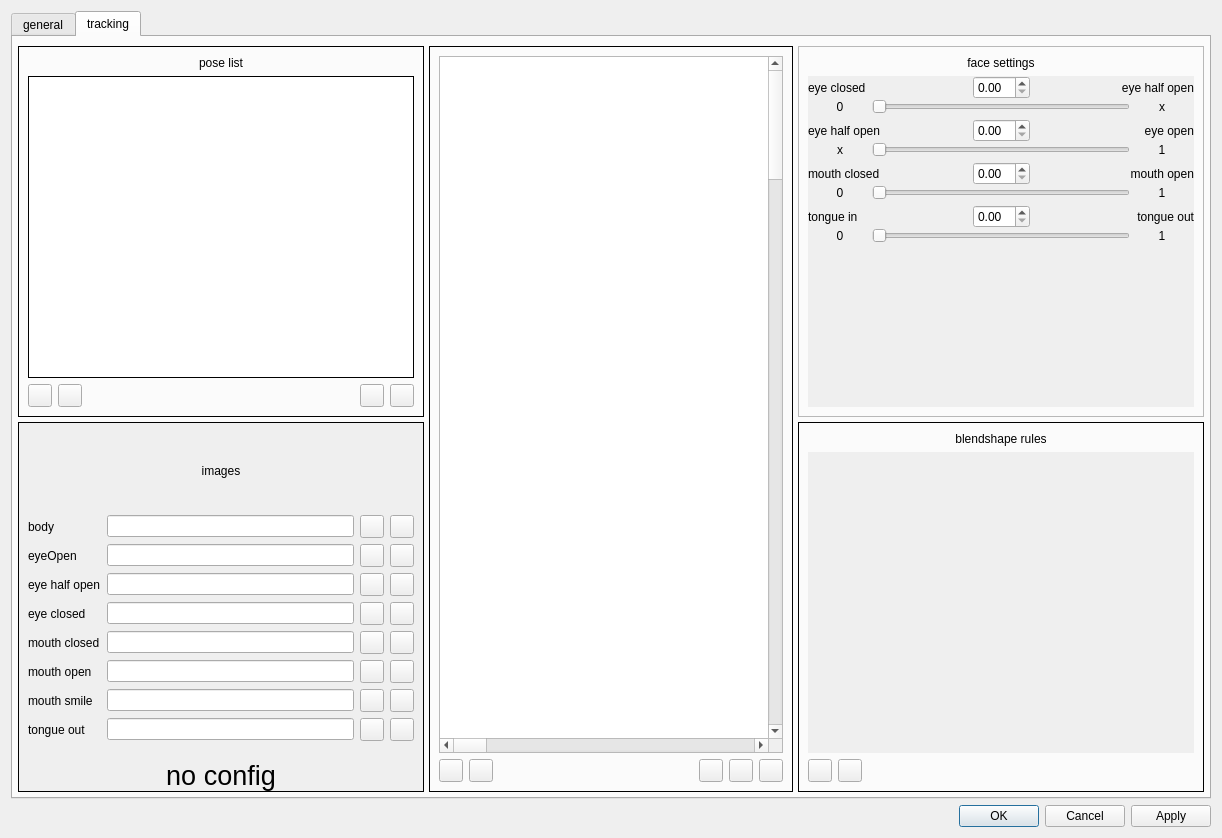
ashmanix/ashmanix-moveface-obs-plugin, file src/ui/settings-dialog/FaceTrackerDialog.ui: the form before one commit.
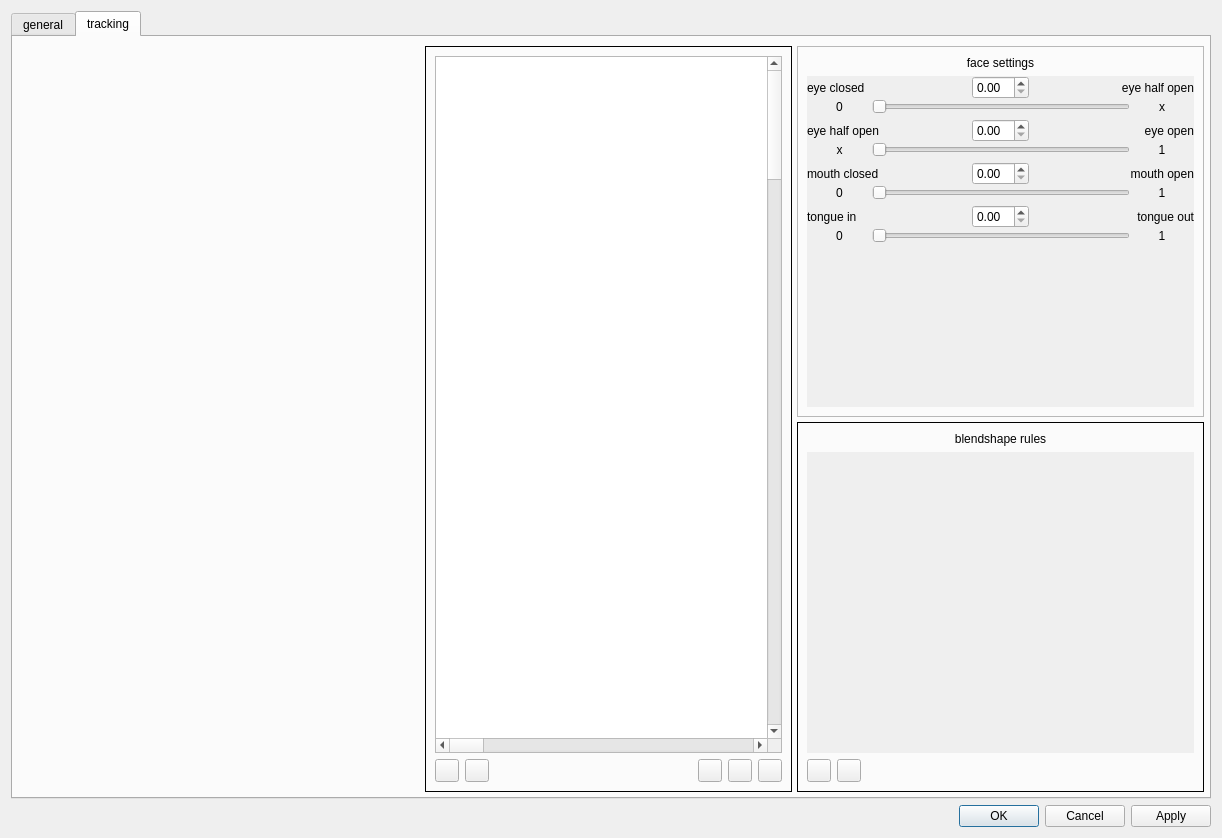
The form after the commit. Custom widgets are drawn as their Qt base class.

Commit message: Image url widget now seperated

What changed in the file:
```diff
--- a/src/ui/settings-dialog/FaceTrackerDialog.ui
+++ b/src/ui/settings-dialog/FaceTrackerDialog.ui
@@ -315,7 +315,7 @@
              <number>0</number>
             </property>
             <item>
-             <layout class="QVBoxLayout" name="verticalLayout_12" stretch="1,1">
+             <layout class="QVBoxLayout" name="poseVerticalLayout" stretch="">
               <property name="spacing">
                <number>5</number>
               </property>
@@ -325,518 +325,6 @@
               <property name="bottomMargin">
                <number>0</number>
               </property>
-              <item>
-               <widget class="QFrame" name="poseListFrame">
-                <property name="frameShape">
-                 <enum>QFrame::Box</enum>
-                </property>
-                <layout class="QVBoxLayout" name="verticalLayout_6">
-                 <item>
-                  <widget class="QLabel" name="poseListLabel">
-                   <property name="text">
-                    <string>pose list</string>
-                   </property>
-                   <property name="alignment">
-                    <set>Qt::AlignCenter</set>
-                   </property>
-                  </widget>
-                 </item>
-                 <item>
-                  <widget class="QListView" name="poseListView">
-                   <property name="sizePolicy">
-                    <sizepolicy hsizetype="MinimumExpanding" vsizetype="Expanding">
-                     <horstretch>0</horstretch>
-                     <verstretch>0</verstretch>
-                    </sizepolicy>
-                   </property>
-                   <property name="minimumSize">
-                    <size>
-                     <width>150</width>
-                     <height>0</height>
-                    </size>
-                   </property>
-                   <property name="font">
-                    <font>
-                     <pointsize>18</pointsize>
-                    </font>
-                   </property>
-                   <property name="autoFillBackground">
-                    <bool>true</bool>
-                   </property>
-                   <property name="frameShape">
-                    <enum>QFrame::Panel</enum>
-                   </property>
-                   <property name="frameShadow">
-                    <enum>QFrame::Plain</enum>
-                   </property>
-                   <property name="editTriggers">
-                    <set>QAbstractItemView::DoubleClicked|QAbstractItemView::EditKeyPressed</set>
-                   </property>
-                   <property name="dragEnabled">
-                    <bool>true</bool>
-                   </property>
-                   <property name="dragDropMode">
-                    <enum>QAbstractItemView::InternalMove</enum>
-                   </property>
-                   <property name="defaultDropAction">
-                    <enum>Qt::MoveAction</enum>
-                   </property>
-                   <property name="alternatingRowColors">
-                    <bool>false</bool>
-                   </property>
-                   <property name="selectionBehavior">
-                    <enum>QAbstractItemView::SelectRows</enum>
-                   </property>
-                   <property name="class" stdset="0">
-                    <string>bg-base</string>
-                   </property>
-                  </widget>
-                 </item>
-                 <item>
-                  <layout class="QHBoxLayout" name="horizontalLayout_2">
-                   <property name="bottomMargin">
-                    <number>0</number>
-                   </property>
-                   <item>
-                    <widget class="QToolButton" name="addPoseToolButton">
-                     <property name="text">
-                      <string/>
-                     </property>
-                     <property name="class" stdset="0">
-                      <string>add-icon</string>
-                     </property>
-                     <property name="themeID" stdset="0">
-                      <string>addIconSmall</string>
-                     </property>
-                    </widget>
-                   </item>
-                   <item>
-                    <widget class="QToolButton" name="deletePoseToolButton">
-                     <property name="text">
-                      <string/>
-                     </property>
-                    </widget>
-                   </item>
-                   <item>
-                    <spacer name="poseButtonsHorizontalSpacer">
-                     <property name="orientation">
-                      <enum>Qt::Horizontal</enum>
-                     </property>
-                     <property name="sizeType">
-                      <enum>QSizePolicy::MinimumExpanding</enum>
-                     </property>
-                     <property name="sizeHint" stdset="0">
-                      <size>
-                       <width>20</width>
-                       <height>20</height>
-                      </size>
-                     </property>
-                    </spacer>
-                   </item>
-                   <item>
-                    <widget class="QToolButton" name="movePoseUpToolButton">
-                     <property name="text">
-                      <string/>
-                     </property>
-                    </widget>
-                   </item>
-                   <item>
-                    <widget class="QToolButton" name="movePoseDownToolButton">
-                     <property name="text">
-                      <string/>
-                     </property>
-                    </widget>
-                   </item>
-                  </layout>
-                 </item>
-                </layout>
-               </widget>
-              </item>
-              <item>
-               <widget class="QScrollArea" name="trackingDialogScrollArea">
-                <property name="frameShape">
-                 <enum>QFrame::Panel</enum>
-                </property>
-                <property name="frameShadow">
-                 <enum>QFrame::Plain</enum>
-                </property>
-                <property name="verticalScrollBarPolicy">
-                 <enum>Qt::ScrollBarAsNeeded</enum>
-                </property>
-                <property name="sizeAdjustPolicy">
-                 <enum>QAbstractScrollArea::AdjustIgnored</enum>
-                </property>
-                <property name="widgetResizable">
-                 <bool>true</bool>
-                </property>
-                <property name="alignment">
-                 <set>Qt::AlignCenter</set>
-                </property>
-                <widget class="QWidget" name="trackingScrollAreaWidgetContents">
-                 <property name="enabled">
-                  <bool>true</bool>
-                 </property>
-                 <property name="geometry">
-                  <rect>
-                   <x>0</x>
-                   <y>0</y>
-                   <width>380</width>
-                   <height>378</height>
-                  </rect>
-                 </property>
-                 <property name="autoFillBackground">
-                  <bool>true</bool>
-                 </property>
-                 <layout class="QVBoxLayout" name="verticalLayout_5">
-                  <property name="leftMargin">
-                   <number>0</number>
-                  </property>
-                  <property name="topMargin">
-                   <number>0</number>
-                  </property>
-                  <property name="rightMargin">
-                   <number>0</number>
-                  </property>
-                  <property name="bottomMargin">
-                   <number>0</number>
-                  </property>
-                  <item>
-                   <widget class="QWidget" name="imageConfigWidget" native="true">
-                    <property name="sizePolicy">
-                     <sizepolicy hsizetype="Preferred" vsizetype="Preferred">
-                      <horstretch>0</horstretch>
-                      <verstretch>1</verstretch>
-                     </sizepolicy>
-                    </property>
-                    <layout class="QVBoxLayout" name="verticalLayout_14">
-                     <property name="bottomMargin">
-                      <number>1</number>
-                     </property>
-                     <item>
-                      <widget class="QLabel" name="poseImageLabel">
-                       <property name="text">
-                        <string>images</string>
-                       </property>
-                       <property name="alignment">
-                        <set>Qt::AlignCenter</set>
-                       </property>
-                      </widget>
-                     </item>
-                     <item>
-                      <layout class="QGridLayout" name="gridLayout">
-                       <property name="rightMargin">
-                        <number>0</number>
-                       </property>
-                       <property name="bottomMargin">
-                        <number>12</number>
-                       </property>
-                       <item row="4" column="0">
-                        <widget class="QLabel" name="eyesClosedUrlLabel">
-                         <property name="text">
-                          <string>eye closed</string>
-                         </property>
-                        </widget>
-                       </item>
-                       <item row="5" column="1">
-                        <layout class="QHBoxLayout" name="horizontalLayout_7">
-                         <item>
-                          <widget class="QLineEdit" name="mouthClosedUrlLineEdit">
-                           <property name="readOnly">
-                            <bool>true</bool>
-                           </property>
-                           <property name="clearButtonEnabled">
-                            <bool>false</bool>
-                           </property>
-                          </widget>
-                         </item>
-                         <item>
-                          <widget class="QToolButton" name="mouthClosedUrlDeleteToolButton">
-                           <property name="text">
-                            <string/>
-                           </property>
-                          </widget>
-                         </item>
-                         <item>
-                          <widget class="QToolButton" name="mouthClosedUrlBrowseToolButton">
-                           <property name="text">
-                            <string/>
-                           </property>
-                          </widget>
-                         </item>
-                        </layout>
-                       </item>
-                       <item row="1" column="0">
-                        <widget class="QLabel" name="bodyUrlLabel">
-                         <property name="text">
-                          <string>body</string>
-                         </property>
-                        </widget>
-                       </item>
-                       <item row="5" column="0">
-                        <widget class="QLabel" name="mouthClosedUrlLabel">
-                         <property name="text">
-                          <string>mouth closed</string>
-                         </property>
-                        </widget>
-                       </item>
-                       <item row="3" column="0">
-                        <widget class="QLabel" name="eyesHalfOpenUrLabel">
-                         <property name="text">
-                          <string>eye half open</string>
-                         </property>
-                        </widget>
-                       </item>
-                       <item row="4" column="1">
-                        <layout class="QHBoxLayout" name="horizontalLayout">
-                         <item>
-                          <widget class="QLineEdit" name="eyesClosedUrlLineEdit">
-                           <property name="readOnly">
-                            <bool>true</bool>
-                           </property>
-                           <property name="clearButtonEnabled">
-                            <bool>false</bool>
-                           </property>
-                          </widget>
-                         </item>
-                         <item>
-                          <widget class="QToolButton" name="eyesClosedUrlDeleteToolButton">
-                           <property name="text">
-                            <string/>
-                           </property>
-                          </widget>
-                         </item>
-                         <item>
-                          <widget class="QToolButton" name="eyesClosedUrlBrowseToolButton">
-                           <property name="text">
-                            <string/>
-                           </property>
-                          </widget>
-                         </item>
-                        </layout>
-                       </item>
-                       <item row="7" column="0">
-                        <widget class="QLabel" name="mouthSmileUrlLabel">
-                         <property name="text">
-                          <string>mouth smile</string>
-                         </property>
-                        </widget>
-                       </item>
-                       <item row="6" column="0">
-                        <widget class="QLabel" name="mouthOpenUrlLabel">
-                         <property name="text">
-                          <string>mouth open</string>
-                         </property>
-                        </widget>
-                       </item>
-                       <item row="2" column="0">
-                        <widget class="QLabel" name="eyesOpenUrlLabel">
-                         <property name="text">
-                          <string>eyeOpen</string>
-                         </property>
-                        </widget>
-                       </item>
-                       <item row="7" column="1">
-                        <layout class="QHBoxLayout" name="horizontalLayout_9">
-                         <item>
-                          <widget class="QLineEdit" name="mouthSmileUrlLineEdit">
-                           <property name="readOnly">
-                            <bool>true</bool>
-                           </property>
-                           <property name="clearButtonEnabled">
-                            <bool>false</bool>
-                           </property>
-                          </widget>
-                         </item>
-                         <item>
-                          <widget class="QToolButton" name="mouthSmileUrlDeleteToolButton">
-                           <property name="text">
-                            <string/>
-                           </property>
-                          </widget>
-                         </item>
-                         <item>
-                          <widget class="QToolButton" name="mouthSmileUrlBrowseToolButton">
-                           <property name="text">
-                            <string/>
-                           </property>
-                          </widget>
-                         </item>
-                        </layout>
-                       </item>
-                       <item row="1" column="1">
-                        <layout class="QHBoxLayout" name="horizontalLayout_6">
-                         <item>
-                          <widget class="QLineEdit" name="bodyUrlLineEdit">
-                           <property name="readOnly">
-                            <bool>true</bool>
-                           </property>
-                           <property name="clearButtonEnabled">
-                            <bool>false</bool>
-                           </property>
-                          </widget>
-                         </item>
-                         <item>
-                          <widget class="QToolButton" name="bodyUrlDeleteToolButton">
-                           <property name="text">
-                            <string/>
-                           </property>
-                          </widget>
-                         </item>
-                         <item>
-                          <widget class="QToolButton" name="bodyUrlBrowseToolButton">
-                           <property name="text">
-                            <string/>
-                           </property>
-                          </widget>
-                         </item>
-                        </layout>
-                       </item>
-                       <item row="6" column="1">
-                        <layout class="QHBoxLayout" name="horizontalLayout_8">
-                         <item>
-                          <widget class="QLineEdit" name="mouthOpenUrlLineEdit">
-                           <property name="readOnly">
-                            <bool>true</bool>
-                           </property>
-                           <property name="clearButtonEnabled">
-                            <bool>false</bool>
-                           </property>
-                          </widget>
-                         </item>
-                         <item>
-                          <widget class="QToolButton" name="mouthOpenUrlDeleteToolButton">
-                           <property name="text">
-                            <string/>
-                           </property>
-                          </widget>
-                         </item>
-                         <item>
-                          <widget class="QToolButton" name="mouthOpenUrlBrowseToolButton">
-                           <property name="text">
-                            <string/>
-                           </property>
-                          </widget>
-                         </item>
-                        </layout>
-                       </item>
-                       <item row="3" column="1">
-                        <layout class="QHBoxLayout" name="horizontalLayout_5">
-                         <item>
-                          <widget class="QLineEdit" name="eyesHalfOpenUrlEdit">
-                           <property name="readOnly">
-                            <bool>true</bool>
-                           </property>
-                           <property name="clearButtonEnabled">
-                            <bool>false</bool>
-                           </property>
-                          </widget>
-                         </item>
-                         <item>
-                          <widget class="QToolButton" name="eyesHalfOpenUrlDeleteToolButton">
-                           <property name="text">
-                            <string/>
-                           </property>
-                          </widget>
-                         </item>
-                         <item>
-                          <widget class="QToolButton" name="eyesHalfOpenUrlBrowseToolButton">
-                           <property name="text">
-                            <string/>
-                           </property>
-                          </widget>
-                         </item>
-                        </layout>
-                       </item>
-                       <item row="2" column="1">
-                        <layout class="QHBoxLayout" name="horizontalLayout_4">
-                         <item>
-                          <widget class="QLineEdit" name="eyesOpenUrlLineEdit">
-                           <property name="readOnly">
-                            <bool>true</bool>
-                           </property>
-                           <property name="clearButtonEnabled">
-                            <bool>false</bool>
-                           </property>
-                          </widget>
-                         </item>
-                         <item>
-                          <widget class="QToolButton" name="eyesOpenUrlDeleteToolButton">
-                           <property name="text">
-                            <string/>
-                           </property>
-                          </widget>
-                         </item>
-                         <item>
-                          <widget class="QToolButton" name="eyesOpenUrlBrowseToolButton">
-                           <property name="text">
-                            <string/>
-                           </property>
-                          </widget>
-                         </item>
-                        </layout>
-                       </item>
-                       <item row="8" column="0">
-                        <widget class="QLabel" name="tongueOutUrlLabel">
-                         <property name="text">
-                          <string>tongue out</string>
-                         </property>
-                        </widget>
-                       </item>
-                       <item row="8" column="1">
-                        <layout class="QHBoxLayout" name="horizontalLayout_10">
-                         <item>
-                          <widget class="QLineEdit" name="tongueOutUrlLineEdit">
-                           <property name="readOnly">
-                            <bool>true</bool>
-                           </property>
-                           <property name="clearButtonEnabled">
-                            <bool>false</bool>
-                           </property>
-                          </widget>
-                         </item>
-                         <item>
-                          <widget class="QToolButton" name="tongueOutUrlDeleteToolButton">
-                           <property name="text">
-                            <string/>
-                           </property>
-                          </widget>
-                         </item>
-                         <item>
-                          <widget class="QToolButton" name="tongueOutUrlBrowseToolButton">
-                           <property name="text">
-                            <string/>
-                           </property>
-                          </widget>
-                         </item>
-                        </layout>
-                       </item>
-                      </layout>
-                     </item>
-                    </layout>
-                   </widget>
-                  </item>
-                  <item>
-                   <widget class="QLabel" name="noConfigLabel">
-                    <property name="font">
-                     <font>
-                      <pointsize>20</pointsize>
-                     </font>
-                    </property>
-                    <property name="text">
-                     <string>no config</string>
-                    </property>
-                    <property name="alignment">
-                     <set>Qt::AlignCenter</set>
-                    </property>
-                    <property name="margin">
-                     <number>0</number>
-                    </property>
-                   </widget>
-                  </item>
-                 </layout>
-                </widget>
-               </widget>
-              </item>
              </layout>
             </item>
             <item>
```
Left out of the diff: 2 changed lines with no effect on the pictures. The commit also changes 10 other files.
